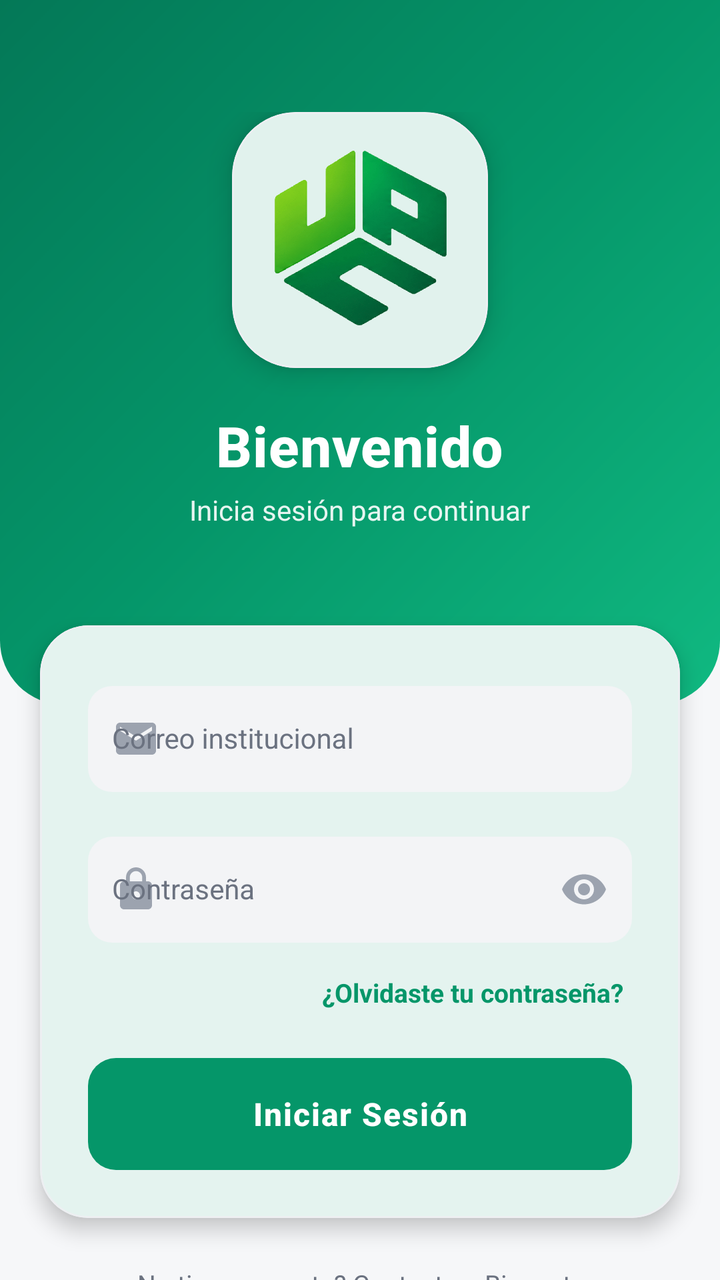
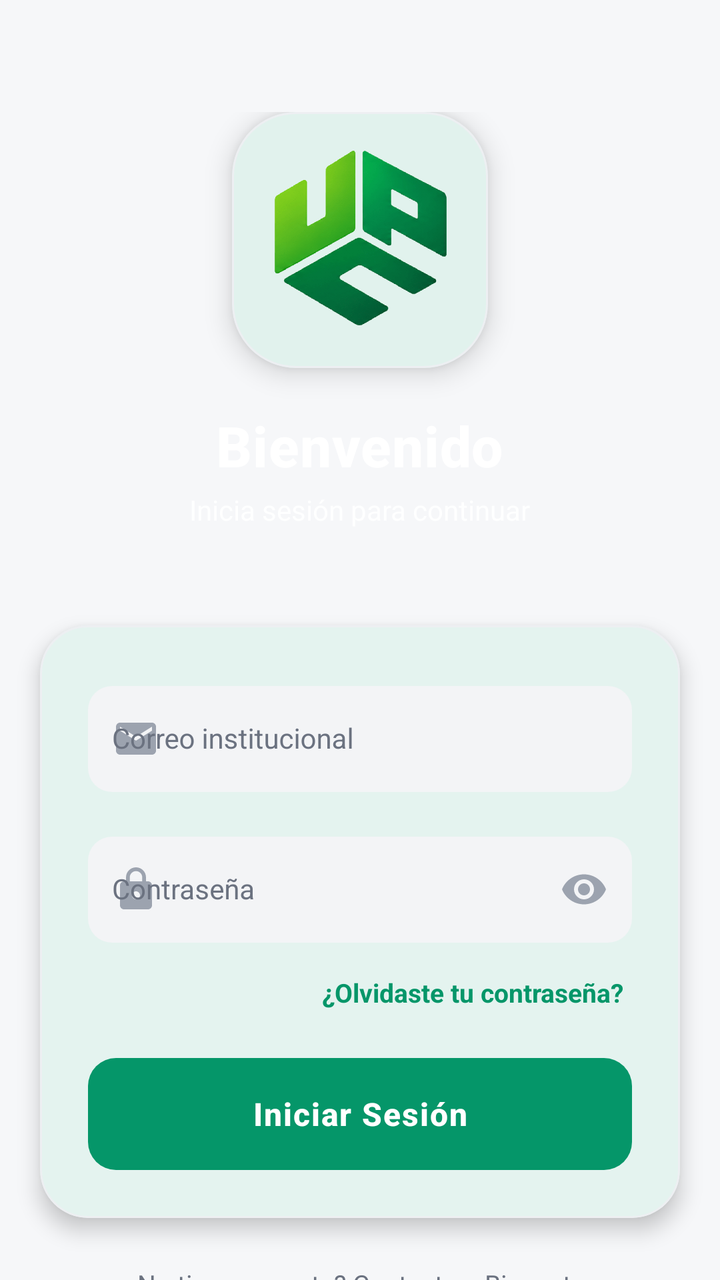

The first picture is an Android layout as it rendered before a commit; the second is the same layout after the commit. The layout source and the unified diff follow.
<!-- AndroidManifest.xml: application theme Theme.BienestarUPC -->
<!-- res/layout/activity_login.xml -->
<?xml version="1.0" encoding="utf-8"?>
<androidx.core.widget.NestedScrollView
    xmlns:android="http://schemas.android.com/apk/res/android"
    xmlns:app="http://schemas.android.com/apk/res-auto"
    xmlns:tools="http://schemas.android.com/tools"
    android:layout_width="match_parent"
    android:layout_height="match_parent"
    android:background="@color/background_gray"
    android:fillViewport="true"
    android:scrollbars="none"
    tools:context=".LoginActivity">

    <androidx.constraintlayout.widget.ConstraintLayout
        android:layout_width="match_parent"
        android:layout_height="wrap_content"
        android:minHeight="600dp">

        
        <LinearLayout
            android:id="@+id/header_container"
            android:layout_width="match_parent"
            android:layout_height="wrap_content"
            android:orientation="vertical"
            android:gravity="center"
            android:background="@drawable/gradient_header"
            android:paddingTop="56dp"
            android:paddingBottom="88dp"
            app:layout_constraintTop_toTopOf="parent"
            app:layout_constraintStart_toStartOf="parent"
            app:layout_constraintEnd_toEndOf="parent">

            
            <com.google.android.material.card.MaterialCardView
                android:layout_width="128dp"
                android:layout_height="128dp"
                app:cardCornerRadius="32dp"
                app:cardElevation="8dp"
                app:cardBackgroundColor="@color/white_card">

                <ImageView
                    android:id="@+id/logo_login"
                    android:layout_width="match_parent"
                    android:layout_height="match_parent"
                    android:padding="16dp"
                    android:src="@drawable/logo"
                    android:contentDescription="Logo UPC" />
            </com.google.android.material.card.MaterialCardView>

            
            <TextView
                android:id="@+id/text_welcome"
                android:layout_width="wrap_content"
                android:layout_height="wrap_content"
                android:layout_marginTop="20dp"
                android:text="Bienvenido"
                android:textColor="@color/white_card"
                android:textSize="28sp"
                android:textStyle="bold"
                android:fontFamily="sans-serif-medium"
                android:letterSpacing="0.01" />

            
            <TextView
                android:id="@+id/text_login_subtitle"
                android:layout_width="wrap_content"
                android:layout_height="wrap_content"
                android:layout_marginTop="4dp"
                android:text="Inicia sesión para continuar"
                android:textColor="#E6FFFFFF"
                android:textSize="14sp" />
        </LinearLayout>

        
        <com.google.android.material.card.MaterialCardView
            android:id="@+id/card_login"
            android:layout_width="match_parent"
            android:layout_height="wrap_content"
            android:layout_marginHorizontal="20dp"
            android:layout_marginTop="-40dp"
            app:cardBackgroundColor="@color/white_card"
            app:cardCornerRadius="24dp"
            app:cardElevation="6dp"
            app:layout_constraintTop_toBottomOf="@id/header_container"
            app:layout_constraintStart_toStartOf="parent"
            app:layout_constraintEnd_toEndOf="parent">

            <LinearLayout
                android:layout_width="match_parent"
                android:layout_height="wrap_content"
                android:orientation="vertical"
                android:padding="24dp">

                
                <com.google.android.material.textfield.TextInputLayout
                    android:id="@+id/layout_email"
                    android:layout_width="match_parent"
                    android:layout_height="wrap_content"
                    android:hint="@string/login_email"
                    app:boxBackgroundColor="@color/gray_light"
                    app:boxCornerRadiusBottomEnd="12dp"
                    app:boxCornerRadiusBottomStart="12dp"
                    app:boxCornerRadiusTopEnd="12dp"
                    app:boxCornerRadiusTopStart="12dp"
                    app:boxStrokeWidth="0dp"
                    app:boxStrokeWidthFocused="0dp"
                    app:startIconDrawable="@drawable/ic_email"
                    app:startIconTint="@color/gray_medium">

                    <com.google.android.material.textfield.TextInputEditText
                        android:id="@+id/edit_email"
                        android:layout_width="match_parent"
                        android:layout_height="wrap_content"
                        android:inputType="textEmailAddress"
                        android:paddingStart="12dp"
                        android:paddingEnd="12dp"
                        android:textColor="@color/text_primary"
                        android:textSize="14sp"
                        android:imeOptions="actionNext" />
                </com.google.android.material.textfield.TextInputLayout>

                
                <com.google.android.material.textfield.TextInputLayout
                    android:id="@+id/layout_password"
                    android:layout_width="match_parent"
                    android:layout_height="wrap_content"
                    android:layout_marginTop="16dp"
                    android:hint="@string/login_password"
                    app:boxBackgroundColor="@color/gray_light"
                    app:boxCornerRadiusBottomEnd="12dp"
                    app:boxCornerRadiusBottomStart="12dp"
                    app:boxCornerRadiusTopEnd="12dp"
                    app:boxCornerRadiusTopStart="12dp"
                    app:boxStrokeWidth="0dp"
                    app:boxStrokeWidthFocused="0dp"
                    app:startIconDrawable="@drawable/ic_lock"
                    app:startIconTint="@color/gray_medium"
                    app:endIconMode="password_toggle"
                    app:endIconTint="@color/gray_medium">

                    <com.google.android.material.textfield.TextInputEditText
                        android:id="@+id/edit_password"
                        android:layout_width="match_parent"
                        android:layout_height="wrap_content"
                        android:inputType="textPassword"
                        android:paddingStart="12dp"
                        android:paddingEnd="12dp"
                        android:textColor="@color/text_primary"
                        android:textSize="14sp"
                        android:imeOptions="actionDone" />
                </com.google.android.material.textfield.TextInputLayout>

                
                <TextView
                    android:id="@+id/text_forgot_password"
                    android:layout_width="wrap_content"
                    android:layout_height="wrap_content"
                    android:layout_gravity="end"
                    android:layout_marginTop="12dp"
                    android:padding="4dp"
                    android:text="@string/login_forgot_password"
                    android:textColor="@color/green_primary"
                    android:textSize="13sp"
                    android:textStyle="bold"
                    android:clickable="true"
                    android:focusable="true" />

                
                <com.google.android.material.button.MaterialButton
                    android:id="@+id/btn_login"
                    android:layout_width="match_parent"
                    android:layout_height="56dp"
                    android:layout_marginTop="20dp"
                    android:text="@string/login_button"
                    android:textSize="16sp"
                    android:textStyle="bold"
                    android:textColor="@color/white_card"
                    android:fontFamily="sans-serif-medium"
                    android:letterSpacing="0.04"
                    app:backgroundTint="@color/green_primary"
                    app:cornerRadius="14dp"
                    app:elevation="0dp" />

                
                <com.google.android.material.progressindicator.CircularProgressIndicator
                    android:id="@+id/progress_login"
                    android:layout_width="wrap_content"
                    android:layout_height="wrap_content"
                    android:layout_gravity="center_horizontal"
                    android:layout_marginTop="16dp"
                    android:indeterminate="true"
                    android:visibility="gone"
                    app:indicatorColor="@color/green_primary"
                    app:indicatorSize="32dp" />

            </LinearLayout>
        </com.google.android.material.card.MaterialCardView>

        
        <LinearLayout
            android:id="@+id/footer_container"
            android:layout_width="match_parent"
            android:layout_height="wrap_content"
            android:layout_marginTop="24dp"
            android:orientation="vertical"
            android:gravity="center"
            app:layout_constraintTop_toBottomOf="@id/card_login"
            app:layout_constraintStart_toStartOf="parent"
            app:layout_constraintEnd_toEndOf="parent">

            <TextView
                android:id="@+id/text_no_account"
                android:layout_width="wrap_content"
                android:layout_height="wrap_content"
                android:text="@string/login_no_account"
                android:textColor="@color/text_secondary"
                android:textSize="13sp"
                android:gravity="center" />

            <TextView
                android:id="@+id/text_contact"
                android:layout_width="wrap_content"
                android:layout_height="wrap_content"
                android:layout_marginTop="4dp"
                android:text="bienestar@unicesar.edu.co"
                android:textColor="@color/green_primary"
                android:textSize="13sp"
                android:textStyle="bold" />
        </LinearLayout>

    </androidx.constraintlayout.widget.ConstraintLayout>
</androidx.core.widget.NestedScrollView>
<!-- resources referenced by this layout -->
<resources>
  <color name="background_gray">#F6F7F9</color>
  <color name="gray_light">#F3F4F6</color>
  <color name="gray_medium">#9CA3AF</color>
  <color name="green_primary">#059669</color>
  <color name="text_primary">#111827</color>
  <color name="text_secondary">#6B7280</color>
  <color name="white_card">#FFFFFF</color>
  <!-- drawable gradient_header (drawable) -->
  <?xml version="1.0" encoding="utf-8"?>
  <shape xmlns:android="http://schemas.android.com/apk/res/android"
      android:shape="rectangle">
      <gradient
          android:angle="135"
          android:startColor="#10B981"
          android:centerColor="@color/green_primary"
          android:endColor="@color/green_primary_dark"
          android:type="linear" />
      <corners
          android:bottomLeftRadius="32dp"
          android:bottomRightRadius="32dp" />
  </shape>
  <string name="login_button">Iniciar Sesión</string>
  <string name="login_email">Correo institucional</string>
  <string name="login_forgot_password">¿Olvidaste tu contraseña?</string>
  <string name="login_no_account">¿No tienes cuenta? Contacta a Bienestar</string>
  <string name="login_password">Contraseña</string>
  <color name="green_primary_dark">#047857</color>
  <color name="green_container">#D1FAE5</color>
  <color name="on_primary_container">#053B2A</color>
  <color name="teal_primary">#0D9488</color>
  <color name="teal_light">#CCFBF1</color>
  <color name="surface_container_low">#F8FAFC</color>
  <color name="surface_container">#EFF2F5</color>
  <color name="surface_container_high">#E7EAEE</color>
  <color name="surface_container_highest">#DEE2E8</color>
  <color name="surface_outline">#C9CFD8</color>
  <color name="surface_outline_variant">#E4E7EC</color>
  <color name="error_text">#DC2626</color>
  <style name="Widget.BienestarUPC.Card" parent="Widget.Material3.CardView.Elevated">
          <item name="cardCornerRadius">20dp</item>
          <item name="cardElevation">1dp</item>
          <item name="cardBackgroundColor">@color/white_card</item>
          <item name="strokeColor">@color/stroke_color</item>
          <item name="strokeWidth">1dp</item>
          <item name="rippleColor">@color/green_light</item>
      </style>
  <style name="Widget.BienestarUPC.Chip" parent="Widget.Material3.Chip.Filter">
          <item name="chipCornerRadius">20dp</item>
          <item name="chipMinHeight">36dp</item>
          <item name="chipBackgroundColor">@color/chip_bg</item>
          <item name="android:textColor">@color/chip_text</item>
          <item name="chipStrokeWidth">1dp</item>
          <item name="chipStrokeColor">@color/stroke_color</item>
      </style>
  <style name="ThemeOverlay.BienestarUPC.MaterialAlertDialog" parent="ThemeOverlay.Material3.MaterialAlertDialog">
          <item name="shapeAppearanceOverlay">@style/ShapeAppearance.BienestarUPC.Dialog</item>
          <item name="colorSecondary">@color/green_primary</item>
      </style>
  <style name="Widget.BienestarUPC.Snackbar" parent="Widget.Material3.Snackbar">
          <item name="backgroundTint">@color/text_primary</item>
          <item name="android:textColor">@color/white_card</item>
          <item name="shapeAppearanceOverlay">@style/ShapeAppearance.BienestarUPC.Snackbar</item>
      </style>
  <color name="stroke_color">#EDEFF2</color>
  <color name="green_light">#D1FAE5</color>
  <color name="nav_background">#FFFFFF</color>
  <color name="chip_bg">#F3F4F6</color>
  <color name="chip_text">#111827</color>
  <style name="ShapeAppearance.BienestarUPC.Dialog" parent="ShapeAppearance.Material3.LargeComponent">
          <item name="cornerSize">24dp</item>
      </style>
  <style name="ShapeAppearance.BienestarUPC.Snackbar" parent="ShapeAppearance.Material3.MediumComponent">
          <item name="cornerFamily">rounded</item>
          <item name="cornerSize">14dp</item>
      </style>
  <!-- unchanged entries left out for length: 7 -->
</resources>

<!-- the commit's change to res/layout/activity_login.xml (unified diff, before → after) -->
@@ -5,7 +5,7 @@
     xmlns:tools="http://schemas.android.com/tools"
     android:layout_width="match_parent"
     android:layout_height="match_parent"
-    android:background="@color/background_gray"
+   
     android:fillViewport="true"
     android:scrollbars="none"
     tools:context=".LoginActivity">
@@ -22,7 +22,7 @@
             android:layout_height="wrap_content"
             android:orientation="vertical"
             android:gravity="center"
-            android:background="@drawable/gradient_header"
+           
             android:paddingTop="56dp"
             android:paddingBottom="88dp"
             app:layout_constraintTop_toTopOf="parent"
<!-- resource entries referenced after the edit -->
@@ -7,20 +7,6 @@
   <color name="text_primary">#111827</color>
   <color name="text_secondary">#6B7280</color>
   <color name="white_card">#FFFFFF</color>
-  <!-- drawable gradient_header (drawable) -->
-  <?xml version="1.0" encoding="utf-8"?>
-  <shape xmlns:android="http://schemas.android.com/apk/res/android"
-      android:shape="rectangle">
-      <gradient
-          android:angle="135"
-          android:startColor="#10B981"
-          android:centerColor="@color/green_primary"
-          android:endColor="@color/green_primary_dark"
-          android:type="linear" />
-      <corners
-          android:bottomLeftRadius="32dp"
-          android:bottomRightRadius="32dp" />
-  </shape>
   <string name="login_button">Iniciar Sesión</string>
   <string name="login_email">Correo institucional</string>
   <string name="login_forgot_password">¿Olvidaste tu contraseña?</string>
